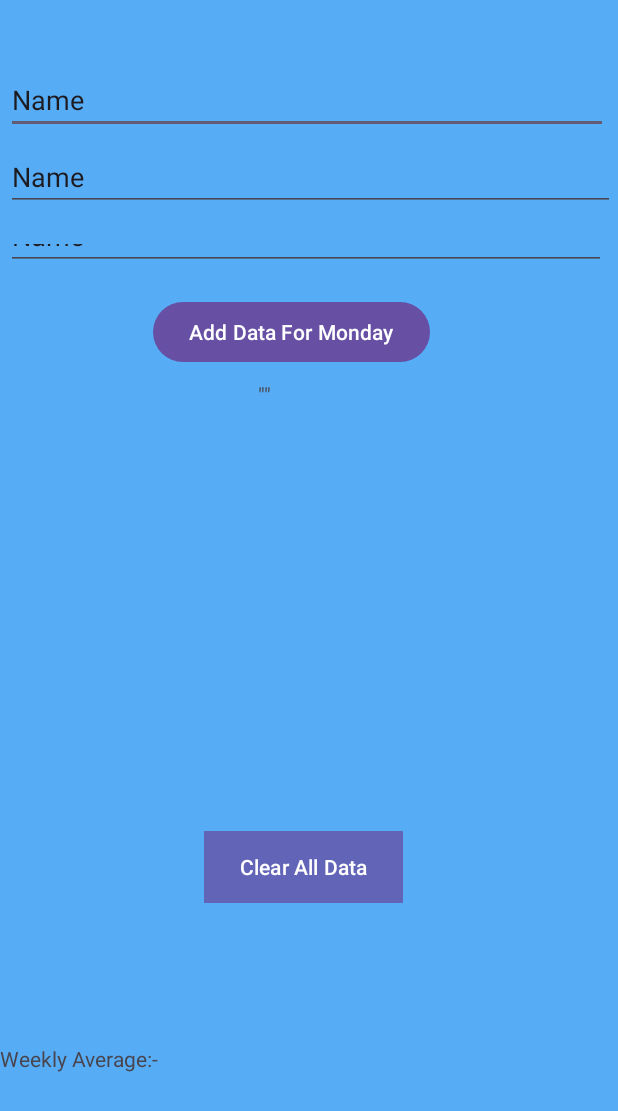
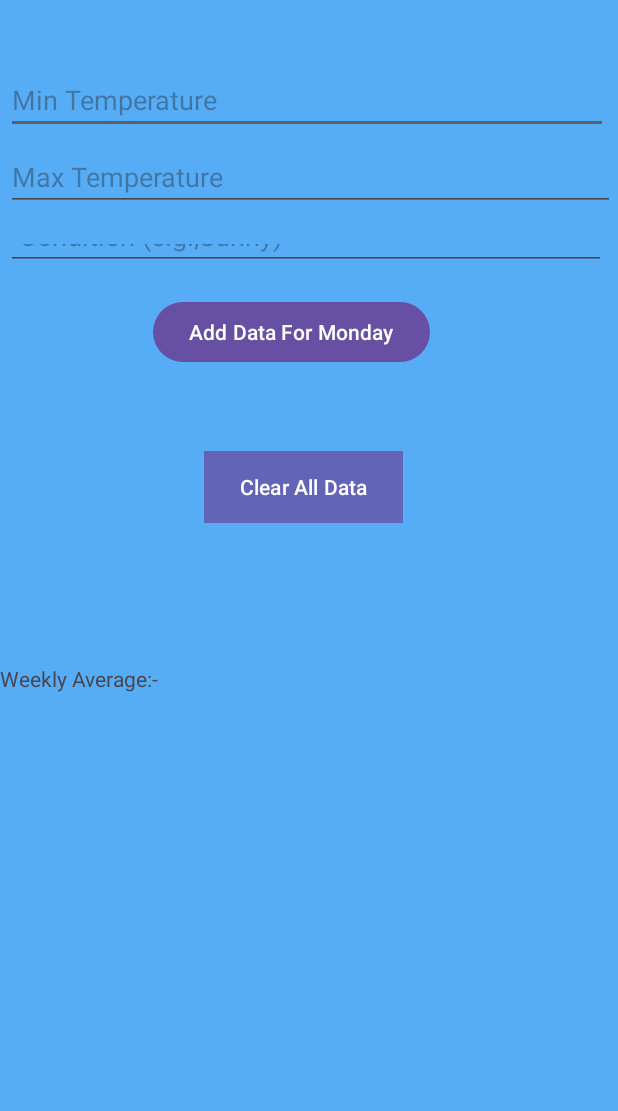
Before and after one commit to david31031/WeatherAppAndroid1, an Android app: the layout activity_main.xml on its own in the app's theme, with its tools: preview values and no code run, on a phone screen of 412 x 824 dp. Shown: the top 1111 px of the screen. Run offline under Robolectric (Android 15) with nearby library versions, the phone set to English and light mode, and no system bars.

Commit message:
Inplemented ALL

```diff
--- a/app/src/main/java/com/example/weatherapp/SplashActivity.kt
+++ b/app/src/main/java/com/example/weatherapp/SplashActivity.kt
@@ -25,9 +25,10 @@ class SplashActivity : AppCompatActivity() {
         btnStart.setOnClickListener {
             val intent = Intent(this, MainActivity::class.java)
             startActivity(intent)
+            finish()
         }
         btnExit.setOnClickListener {
-            finish()
+            finishAffinity()
         }
     }
 }
--- a/app/src/main/res/layout/activity_main.xml
+++ b/app/src/main/res/layout/activity_main.xml
@@ -17,7 +17,6 @@
         android:ems="10"
         android:hint="Min Temperature"
         android:inputType="numberSigned"
-        android:text="Name"
         android:textAlignment="viewStart"
         app:layout_constraintStart_toStartOf="parent"
         app:layout_constraintTop_toTopOf="parent"
@@ -32,7 +31,6 @@
         android:ems="10"
         android:hint="Max Temperature"
         android:inputType="numberSigned"
-        android:text="Name"
         app:layout_constraintStart_toStartOf="parent"
         app:layout_constraintTop_toBottomOf="@+id/minTempEditText"
         app:layout_wrapBehaviorInParent="included" />
@@ -46,7 +44,6 @@
         android:ems="10"
         android:hint=" Condition (e.g.,Sunny)"
         android:inputType="text"
-        android:text="Name"
         app:layout_constraintStart_toStartOf="parent"
         app:layout_constraintTop_toBottomOf="@+id/maxTempEditText"
         app:layout_wrapBehaviorInParent="included" />
@@ -67,9 +64,7 @@
         android:layout_height="wrap_content"
         android:layout_marginStart="172dp"
         android:layout_marginTop="8dp"
-        android:text="&quot;&quot;"
-        app:layout_constraintStart_toStartOf="parent"
-        app:layout_constraintTop_toBottomOf="@+id/addDataButton" />
+        android:text="" />
 
     <ListView
         android:id="@+id/daysListView"
```
Also changed, not shown: app/src/main/java/com/example/weatherapp/MainActivity.kt (+8 -0 lines).
